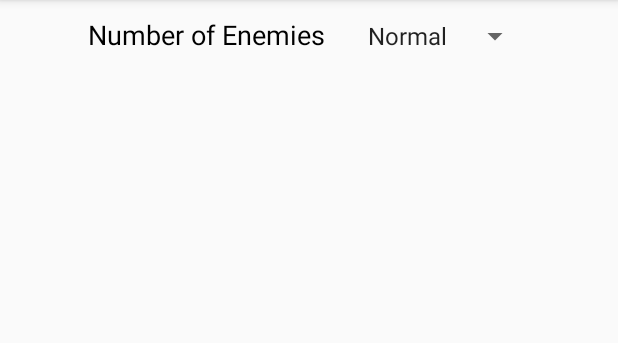
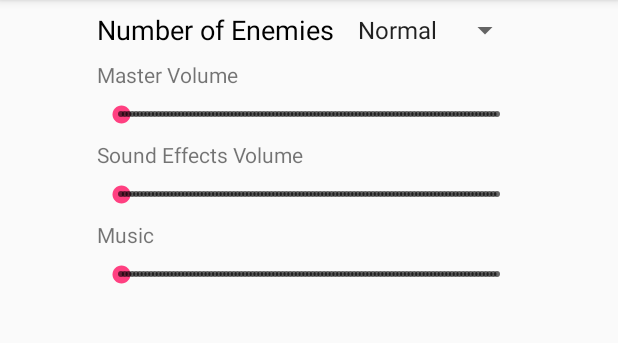
Before and after one commit to GDMSProduction/Rad, an Android app: the SettingsActivity screen opened directly, with no data from a screen before it, on a phone screen of 412 x 824 dp, the part 84-427 px from its top. Run offline under Robolectric (Android 15) with nearby library versions, the phone set to English and light mode, and no system bars.

Commit message:
Added Settings UI for Volume Controls.

```diff
--- a/RAD/app/src/main/res/layout/activity_settings.xml
+++ b/RAD/app/src/main/res/layout/activity_settings.xml
@@ -7,17 +7,19 @@
     tools:context="com.example.stephen.runattackdungeon.SettingsActivity">
 
     <android.support.constraint.ConstraintLayout
-        android:layout_width="295dp"
-        android:layout_height="49dp"
+        android:id="@+id/constraintLayout"
+        android:layout_width="wrap_content"
+        android:layout_height="wrap_content"
+        android:layout_marginTop="8dp"
         app:layout_constraintEnd_toEndOf="parent"
         app:layout_constraintHorizontal_bias="0.5"
-        app:layout_constraintStart_toStartOf="parent">
+        app:layout_constraintStart_toStartOf="parent"
+        app:layout_constraintTop_toTopOf="parent">
 
         <Spinner
             android:id="@+id/spinner"
             android:layout_width="wrap_content"
             android:layout_height="wrap_content"
-            android:layout_marginTop="12dp"
             android:entries="@array/Enemies_array"
             app:layout_constraintEnd_toEndOf="parent"
             app:layout_constraintTop_toTopOf="parent" />
@@ -26,11 +28,72 @@
             android:id="@+id/textView"
             android:layout_width="wrap_content"
             android:layout_height="wrap_content"
+            android:layout_marginEnd="8dp"
             android:text="@string/string_EnemiesAmount"
             android:textColor="@android:color/black"
             android:textSize="18sp"
             app:layout_constraintBaseline_toBaselineOf="@+id/spinner"
+            app:layout_constraintEnd_toStartOf="@+id/spinner"
             app:layout_constraintStart_toStartOf="parent" />
     </android.support.constraint.ConstraintLayout>
 
+    <TextView
+        android:id="@+id/textView2"
+        android:layout_width="wrap_content"
+        android:layout_height="wrap_content"
+        android:layout_marginTop="8dp"
+        android:text="@string/Text_MasterVolume"
+        app:layout_constraintStart_toStartOf="@+id/constraintLayout"
+        app:layout_constraintTop_toBottomOf="@+id/constraintLayout" />
+
+    <TextView
+        android:id="@+id/textView3"
+        android:layout_width="wrap_content"
+        android:layout_height="wrap_content"
+        android:layout_marginTop="8dp"
+        android:text="@string/Text_SFX"
+        app:layout_constraintStart_toStartOf="@+id/constraintLayout"
+        app:layout_constraintTop_toBottomOf="@+id/seekBar5" />
+
+    <TextView
+        android:id="@+id/textView4"
+        android:layout_width="wrap_content"
+        android:layout_height="wrap_content"
+        android:layout_marginTop="8dp"
+        android:text="@string/Text_Music"
+        app:layout_constraintStart_toStartOf="@+id/constraintLayout"
+        app:layout_constraintTop_toBottomOf="@+id/seekBar4" />
+
+    <SeekBar
+        android:id="@+id/seekBar3"
+        style="@style/Widget.AppCompat.SeekBar.Discrete"
+        android:layout_width="0dp"
+        android:layout_height="wrap_content"
+        android:layout_marginTop="8dp"
+        app:layout_constraintEnd_toEndOf="@+id/constraintLayout"
+        app:layout_constraintStart_toStartOf="@+id/constraintLayout"
+        app:layout_constraintTop_toBottomOf="@+id/textView4" />
+
+    <SeekBar
+        android:id="@+id/seekBar4"
+        style="@style/Widget.AppCompat.SeekBar.Discrete"
+        android:layout_width="0dp"
+        android:layout_height="wrap_content"
+        android:layout_marginTop="8dp"
+        app:layout_constraintEnd_toEndOf="@+id/constraintLayout"
+        app:layout_constraintStart_toStartOf="@+id/constraintLayout"
+        app:layout_constraintTop_toBottomOf="@+id/textView3" />
+
+    <SeekBar
+        android:id="@+id/seekBar5"
+        style="@style/Widget.AppCompat.SeekBar.Discrete"
+        android:layout_width="0dp"
+        android:layout_height="wrap_content"
+        android:layout_marginTop="8dp"
+        app:layout_constraintEnd_toEndOf="@+id/constraintLayout"
+        app:layout_constraintLeft_toLeftOf="parent"
+        app:layout_constraintRight_toRightOf="parent"
+        app:layout_constraintStart_toStartOf="@+id/constraintLayout"
+        app:layout_constraintTop_toBottomOf="@+id/textView2" />
+
 </android.support.constraint.ConstraintLayout>
--- a/RAD/app/src/main/res/values/strings.xml
+++ b/RAD/app/src/main/res/values/strings.xml
@@ -10,6 +10,9 @@
     <string name="button_Settings">Settings</string>
     <string name="button_HighScores">View High Scores</string>
     <string name="string_EnemiesAmount">Number of Enemies</string>
+    <string name="Text_MasterVolume">Master Volume</string>
+    <string name="Text_SFX">Sound Effects Volume</string>
+    <string name="Text_Music">Music</string>
     <string-array name="Enemies_array">
         <item>Normal</item>
         <item>More</item>
```
